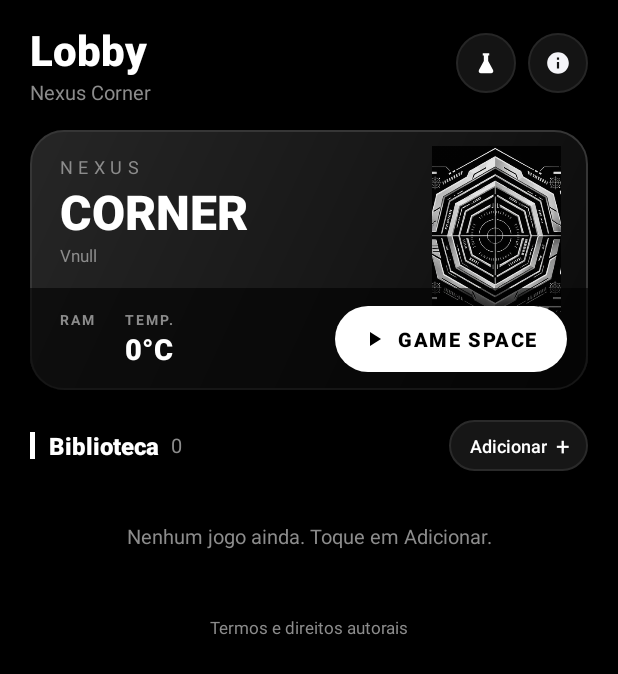
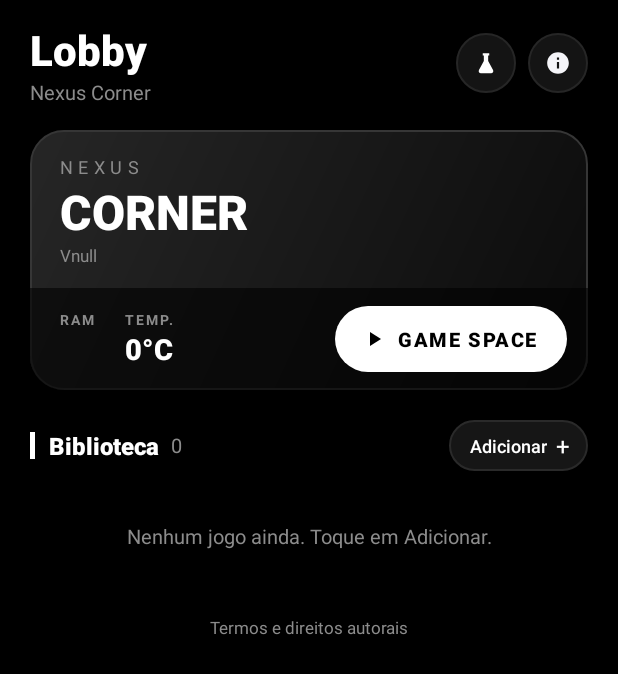
Before and after one commit to samuelsilva553/FFOptimizer, an Android app: the screen it shows after launch (LobbyActivity), on a phone screen of 412 x 824 dp. Shown: the top 674 px of the screen. Run offline under Robolectric (Android 15) with nearby library versions, the phone set to English and light mode, and no system bars; 1 statement that could not run was skipped.

Commit message:
v11 sem emblema

```diff
--- a/app/build.gradle.kts
+++ b/app/build.gradle.kts
@@ -2,7 +2,7 @@ plugins { id("com.android.application"); id("org.jetbrains.kotlin.android") }
 android {
     namespace = "com.nexuscorner.app"
     compileSdk = 34
-    defaultConfig { applicationId = "com.nexuscorner.app"; minSdk = 26; targetSdk = 34; versionCode = 9; versionName = "1.8.0" }
+    defaultConfig { applicationId = "com.nexuscorner.app"; minSdk = 26; targetSdk = 34; versionCode = 10; versionName = "1.8.1" }
     buildTypes { release { isMinifyEnabled = false; signingConfig = signingConfigs.getByName("debug") } }
     compileOptions { sourceCompatibility = JavaVersion.VERSION_17; targetCompatibility = JavaVersion.VERSION_17 }
     kotlinOptions { jvmTarget = "17" }
--- a/app/src/main/res/layout/activity_lobby.xml
+++ b/app/src/main/res/layout/activity_lobby.xml
@@ -8,7 +8,6 @@
         <ImageView android:id="@+id/btnTools" android:layout_width="40dp" android:layout_height="40dp" android:layout_marginStart="8dp" android:padding="11dp" android:src="@drawable/ic_flask" android:background="@drawable/icon_btn" android:contentDescription="Ferramentas"/><ImageView android:id="@+id/btnInfo" android:layout_width="40dp" android:layout_height="40dp" android:layout_marginStart="8dp" android:padding="11dp" android:src="@drawable/ic_info" android:background="@drawable/icon_btn" android:contentDescription="Termos"/>
     </LinearLayout>
     <FrameLayout android:layout_width="match_parent" android:layout_height="wrap_content" android:layout_marginTop="16dp" android:background="@drawable/hero_card">
-        <ImageView android:layout_width="86dp" android:layout_height="112dp" android:layout_gravity="end|top" android:layout_marginTop="10dp" android:layout_marginEnd="18dp" android:src="@drawable/emblem" android:scaleType="fitCenter" android:alpha="0.9"/>
         <LinearLayout android:layout_width="match_parent" android:layout_height="wrap_content" android:orientation="vertical">
             <LinearLayout android:layout_width="match_parent" android:layout_height="wrap_content" android:orientation="vertical" android:paddingStart="20dp" android:paddingTop="16dp" android:paddingBottom="14dp">
                 <TextView android:layout_width="wrap_content" android:layout_height="wrap_content" android:text="NEXUS" android:textColor="@color/muted" android:textSize="12sp" android:letterSpacing="0.3"/>
--- a/app/src/main/res/layout/activity_main.xml
+++ b/app/src/main/res/layout/activity_main.xml
@@ -48,7 +48,7 @@
         </ScrollView>
         <LinearLayout android:id="@+id/panelInfo" android:layout_width="match_parent" android:layout_height="match_parent" android:orientation="vertical" android:visibility="gone" android:gravity="center">
             <TextView android:layout_width="wrap_content" android:layout_height="wrap_content" android:text="Nexus Corner" android:textColor="@color/text" android:textSize="22sp" android:fontFamily="sans-serif-black"/>
-            <TextView android:layout_width="wrap_content" android:layout_height="wrap_content" android:layout_marginTop="4dp" android:text="Versão 1.8.0 · app independente" android:textColor="@color/muted" android:textSize="12sp"/>
+            <TextView android:layout_width="wrap_content" android:layout_height="wrap_content" android:layout_marginTop="4dp" android:text="Versão 1.8.1 · app independente" android:textColor="@color/muted" android:textSize="12sp"/>
             <Button android:id="@+id/btnTerms" style="@style/Btn" android:layout_width="320dp" android:layout_marginTop="18dp" android:text="Termos, privacidade e direitos autorais"/>
         </LinearLayout>
     </FrameLayout>
```
